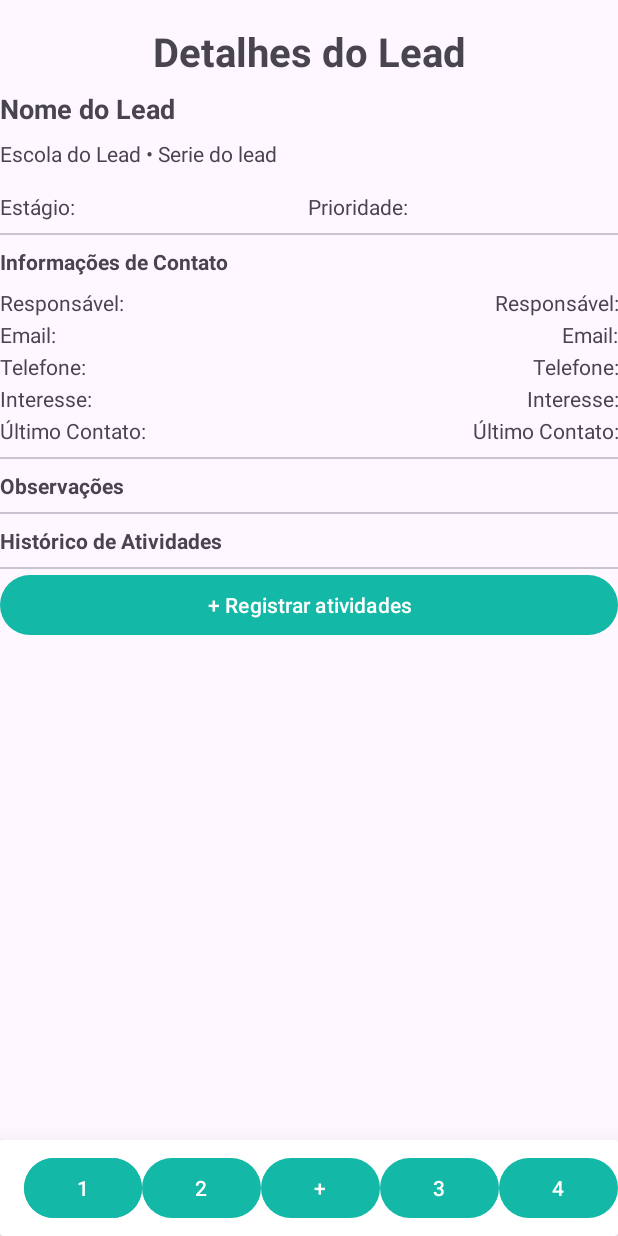
After one commit to danierumr/INF311ProjetoPratico, an Android app: the TelaDetalhesLead screen opened directly, with no data from a screen before it, on a phone screen of 412 x 824 dp. The commit adds this screen. Run offline under Robolectric (Android 15) with nearby library versions, the phone set to English and light mode, and no system bars.

Commit message:
Implementação parcial do Detalhes do lead

```diff
--- a/app/src/main/AndroidManifest.xml
+++ b/app/src/main/AndroidManifest.xml
@@ -36,6 +36,12 @@
         </activity>
 
         <activity
+            android:name=".TelaDetalhesLead"
+            android:exported="true">
+
+        </activity>
+
+        <activity
             android:name=".TelaLogin"
             android:exported="true">
 
--- /dev/null
+++ b/app/src/main/java/inf311/grupo1/projetopratico/TelaDetalhesLead.java
@@ -0,0 +1,21 @@
+package inf311.grupo1.projetopratico;
+
+import android.os.Bundle;
+
+public class TelaDetalhesLead extends Toolbar_activity
+{
+
+    @Override
+    protected void onCreate(Bundle savedInstanceState)
+    {
+        super.onCreate(savedInstanceState);
+        setContentView(R.layout.tela_detalhes_lead);
+
+        //StrictMode.ThreadPolicy policy = new StrictMode.ThreadPolicy.Builder().permitAll().build();
+        // StrictMode.setThreadPolicy(policy);
+
+
+
+
+    }
+}
--- /dev/null
+++ b/app/src/main/res/layout/tela_detalhes_lead.xml
@@ -0,0 +1,390 @@
+<?xml version="1.0" encoding="utf-8"?>
+<RelativeLayout xmlns:android="http://schemas.android.com/apk/res/android"
+    android:layout_width="match_parent"
+    android:layout_height="match_parent"
+    xmlns:tools="http://schemas.android.com/tools"
+    android:id="@+id/tela_detalhes_lead"
+    android:layout_marginTop="16dp"
+
+
+    tools:context=".TelaDetalhesLead"
+    >
+
+    <ScrollView
+        android:id="@+id/detalhes_lead_scroll"
+        android:layout_width="match_parent"
+        android:layout_height="wrap_content"
+        >
+
+        <RelativeLayout
+            android:id="@+id/detalhes_lead_relative"
+            android:layout_width="match_parent"
+            android:layout_height="wrap_content"
+            >
+
+            <TextView
+                android:id="@+id/detalhes_lead_title"
+                android:layout_width="match_parent"
+                android:layout_height="wrap_content"
+                android:text="@string/dlead_title"
+                android:textStyle="bold"
+                android:textSize="12pt"
+                android:gravity="center"
+                >
+
+            </TextView>
+
+            <TextView
+                android:id="@+id/detalhes_lead_name"
+                android:layout_width="match_parent"
+                android:layout_height="wrap_content"
+                android:text="@string/dlead_nome"
+                android:textStyle="bold"
+                android:textSize="8pt"
+                android:gravity="start"
+                android:layout_below="@id/detalhes_lead_title"
+                android:layout_marginTop="8dp"
+
+                >
+
+            </TextView>
+
+            <TextView
+                android:id="@+id/detalhes_lead_escola"
+                android:layout_width="match_parent"
+                android:layout_height="wrap_content"
+                android:text="@string/dlead_escola"
+
+                android:gravity="start"
+                android:layout_below="@id/detalhes_lead_name"
+                android:layout_marginTop="8dp"
+
+                >
+
+            </TextView>
+
+            <LinearLayout
+                android:id="@+id/detalhes_lead_linear"
+                android:layout_width="match_parent"
+                android:layout_height="wrap_content"
+                android:layout_below="@id/detalhes_lead_escola"
+                android:orientation="horizontal"
+                android:layout_marginTop="16dp"
+                >
+
+                <TextView
+                    android:layout_width="0dp"
+                    android:layout_height="wrap_content"
+                    android:layout_weight="1"
+                    android:text="@string/dlead_estagio"
+                    android:id="@+id/detalhes_lead_estagio"
+                    >
+
+                </TextView>
+
+                <TextView
+                    android:layout_width="0dp"
+                    android:layout_height="wrap_content"
+                    android:layout_weight="1"
+
+                    android:id="@+id/detalhes_lead_estagio_edit"
+                    >
+
+                </TextView>
+
+
+
+                <TextView
+                    android:layout_width="0dp"
+                    android:layout_height="wrap_content"
+                    android:layout_weight="1"
+                    android:text="@string/dlead_prioridade"
+                    android:id="@+id/detalhes_lead_prioridade"
+                    >
+
+                </TextView>
+
+                <TextView
+                    android:layout_width="0dp"
+                    android:layout_height="wrap_content"
+                    android:layout_weight="1"
+
+                    android:id="@+id/detalhes_lead_prioridade_edit"
+                    >
+
+                </TextView>
+
+
+
+            </LinearLayout>
+
+            <com.google.android.material.divider.MaterialDivider
+                android:id="@+id/detalhes_lead_div1"
+                android:layout_width="match_parent"
+                android:layout_height="1dp"
+                android:layout_marginTop="8dp"
+                android:layout_below="@id/detalhes_lead_linear"
+                >
+
+            </com.google.android.material.divider.MaterialDivider>
+
+            <TextView
+                android:id="@+id/detalhes_lead_info_cont"
+                android:layout_width="match_parent"
+                android:layout_height="wrap_content"
+                android:text="@string/dlead_informacoes_cont"
+                android:layout_marginTop="8dp"
+                android:layout_below="@id/detalhes_lead_div1"
+                android:textStyle="bold"
+
+                >
+
+            </TextView>
+
+            <TextView
+                android:id="@+id/detalhes_lead_resp"
+                android:layout_width="match_parent"
+                android:layout_height="wrap_content"
+                android:text="@string/dlead_responsavel"
+                android:layout_marginTop="8dp"
+                android:layout_below="@id/detalhes_lead_info_cont"
+
+
+                >
+
+            </TextView>
+
+            <TextView
+                android:id="@+id/detalhes_lead_resp_edit"
+                android:layout_width="match_parent"
+                android:layout_height="wrap_content"
+                android:text="@string/dlead_responsavel"
+                android:layout_marginTop="8dp"
+                android:layout_below="@id/detalhes_lead_info_cont"
+                android:gravity="end"
+
+
+                >
+
+            </TextView>
+
+            <TextView
+                android:id="@+id/detalhes_lead_email"
+                android:layout_width="match_parent"
+                android:layout_height="wrap_content"
+                android:text="@string/dlead_email"
+                android:layout_marginTop="2dp"
+                android:layout_below="@id/detalhes_lead_resp"
+
+
+                >
+
+            </TextView>
+
+            <TextView
+                android:id="@+id/detalhes_lead_email_edit"
+                android:layout_width="match_parent"
+                android:layout_height="wrap_content"
+                android:text="@string/dlead_email"
+                android:layout_marginTop="2dp"
+                android:layout_below="@id/detalhes_lead_resp"
+                android:gravity="end"
+
+
+                >
+
+            </TextView>
+
+            <TextView
+                android:id="@+id/detalhes_lead_tel"
+                android:layout_width="match_parent"
+                android:layout_height="wrap_content"
+                android:text="@string/dlead_tel"
+                android:layout_marginTop="2dp"
+                android:layout_below="@id/detalhes_lead_email"
+
+
+                >
+
+            </TextView>
+
+            <TextView
+                android:id="@+id/detalhes_lead_tel_edit"
+                android:layout_width="match_parent"
+                android:layout_height="wrap_content"
+                android:text="@string/dlead_tel"
+                android:layout_marginTop="2dp"
+                android:layout_below="@id/detalhes_lead_email"
+                android:gravity="end"
+
+
+                >
+
+            </TextView>
+
+            <TextView
+                android:id="@+id/detalhes_lead_interesse"
+                android:layout_width="match_parent"
+                android:layout_height="wrap_content"
+                android:text="@string/dlead_interesse"
+                android:layout_marginTop="2dp"
+                android:layout_below="@id/detalhes_lead_tel"
+
+
+                >
+
+            </TextView>
+
+            <TextView
+                android:id="@+id/detalhes_lead_interesse_edit"
+                android:layout_width="match_parent"
+                android:layout_height="wrap_content"
+                android:text="@string/dlead_interesse"
+                android:layout_marginTop="2dp"
+                android:layout_below="@id/detalhes_lead_tel"
+                android:gravity="end"
+
+
+                >
+
+            </TextView>
+
+            <TextView
+                android:id="@+id/detalhes_lead_ult_cont"
+                android:layout_width="match_parent"
+                android:layout_height="wrap_content"
+                android:text="@string/dlead_ult_cont"
+                android:layout_marginTop="2dp"
+                android:layout_below="@id/detalhes_lead_interesse"
+
+
+                >
+
+            </TextView>
+
+            <TextView
+                android:id="@+id/detalhes_lead_ult_cont_edit"
+                android:layout_width="match_parent"
+                android:layout_height="wrap_content"
+                android:text="@string/dlead_ult_cont"
+                android:layout_marginTop="2dp"
+                android:layout_below="@id/detalhes_lead_interesse"
+                android:gravity="end"
+
+
+                >
+
+            </TextView>
+
+            <com.google.android.material.divider.MaterialDivider
+                android:id="@+id/detalhes_lead_div2"
+                android:layout_width="match_parent"
+                android:layout_height="1dp"
+                android:layout_marginTop="8dp"
+                android:layout_below="@id/detalhes_lead_ult_cont"
+                >
+
+            </com.google.android.material.divider.MaterialDivider>
+
+            <TextView
+                android:id="@+id/detalhes_lead_bser"
+                android:layout_width="match_parent"
+                android:layout_height="wrap_content"
+                android:text="@string/dlead_ult_observacoes"
+                android:layout_marginTop="8dp"
+                android:layout_below="@id/detalhes_lead_div2"
+                android:textStyle="bold"
+
+
+                >
+
+            </TextView>
+
+            <TextView
+                android:id="@+id/detalhes_lead_obser_body"
+                android:layout_width="match_parent"
+                android:layout_height="wrap_content"
+                >
+
+            </TextView>
+
+            <com.google.android.material.divider.MaterialDivider
+                android:id="@+id/detalhes_lead_div3"
+                android:layout_width="match_parent"
+                android:layout_height="1dp"
+                android:layout_marginTop="8dp"
+                android:layout_below="@id/detalhes_lead_bser"
+                >
+
+            </com.google.android.material.divider.MaterialDivider>
+
+            <TextView
+                android:id="@+id/detalhes_lead_hist"
+                android:layout_width="match_parent"
+                android:layout_height="wrap_content"
+                android:text="@string/dlead_hist"
+                android:layout_marginTop="8dp"
+                android:layout_below="@id/detalhes_lead_div3"
+                android:textStyle="bold"
+
+
+                >
+
+            </TextView>
+
+
+            <LinearLayout
+                android:layout_width="match_parent"
+                android:layout_height="wrap_content"
+                android:id="@+id/detalhes_lead_linear2"
+                android:layout_below="@id/detalhes_lead_hist"
+                android:orientation="vertical"
+                >
+
+            </LinearLayout>
+
+
+
+
+
+            <com.google.android.material.divider.MaterialDivider
+                android:id="@+id/detalhes_lead_div4"
+                android:layout_width="match_parent"
+                android:layout_height="1dp"
+                android:layout_marginTop="8dp"
+                android:layout_below="@id/detalhes_lead_linear2"
+                >
+
+            </com.google.android.material.divider.MaterialDivider>
+
+            <Button
+                android:id="@+id/detalhes_lead_btn"
+                android:layout_width="match_parent"
+                android:layout_height="wrap_content"
+                android:text="@string/dlead_regist_at"
+                android:layout_below="@id/detalhes_lead_div4"
+                >
+
+            </Button>
+
+
+
+        </RelativeLayout>
+
+    </ScrollView>
+
+
+
+
+
+    <include layout="@layout/toolbar"
+        android:layout_width="match_parent"
+        android:layout_height="wrap_content"
+        android:layout_alignParentBottom="true"
+        android:elevation="25dp"
+
+
+        />
+
+
+</RelativeLayout>
--- a/app/src/main/res/values/strings.xml
+++ b/app/src/main/res/values/strings.xml
@@ -52,5 +52,20 @@
     <string name="novos">Novos</string>
     <string name="dash_matriculados">Matriculados</string>
 
+    <string name="dlead_title">Detalhes do Lead</string>
+    <string name="dlead_estagio">Estágio:</string>
+    <string name="dlead_nome">Nome do Lead</string>
+    <string name="dlead_escola">Escola do Lead • Serie do lead</string>
+    <string name="dlead_prioridade">Prioridade:</string>
+    <string name="dlead_informacoes_cont">Informações de Contato</string>
+    <string name="dlead_responsavel">Responsável:</string>
+    <string name="dlead_email">Email:</string>
+    <string name="dlead_tel">Telefone:</string>
+    <string name="dlead_interesse">Interesse:</string>
+    <string name="dlead_ult_cont">Último Contato:</string>
+    <string name="dlead_ult_observacoes">Observações</string>
+    <string name="dlead_hist">Histórico de Atividades</string>
+
+    <string name="dlead_regist_at">+ Registrar atividades</string>
 
 </resources>
```
